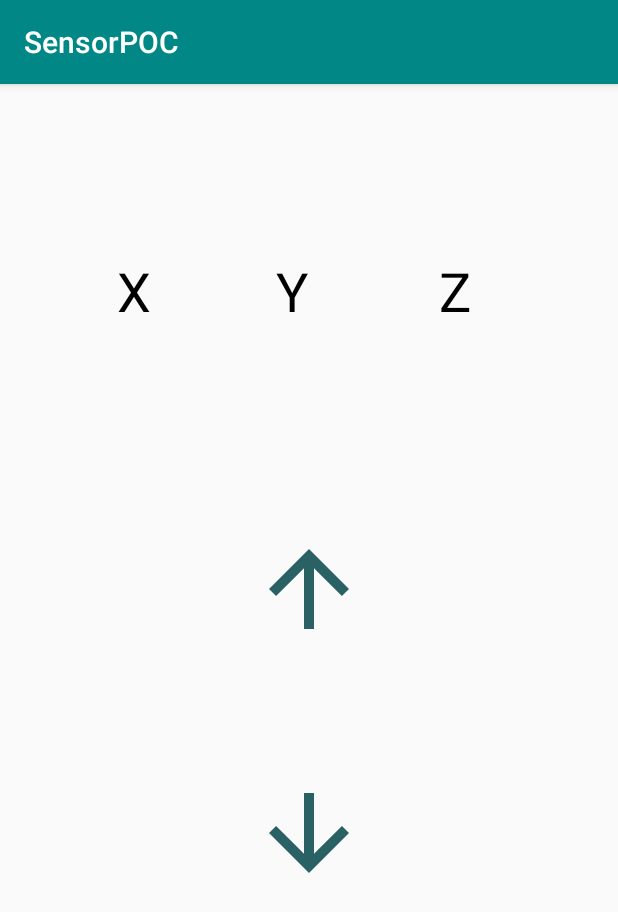
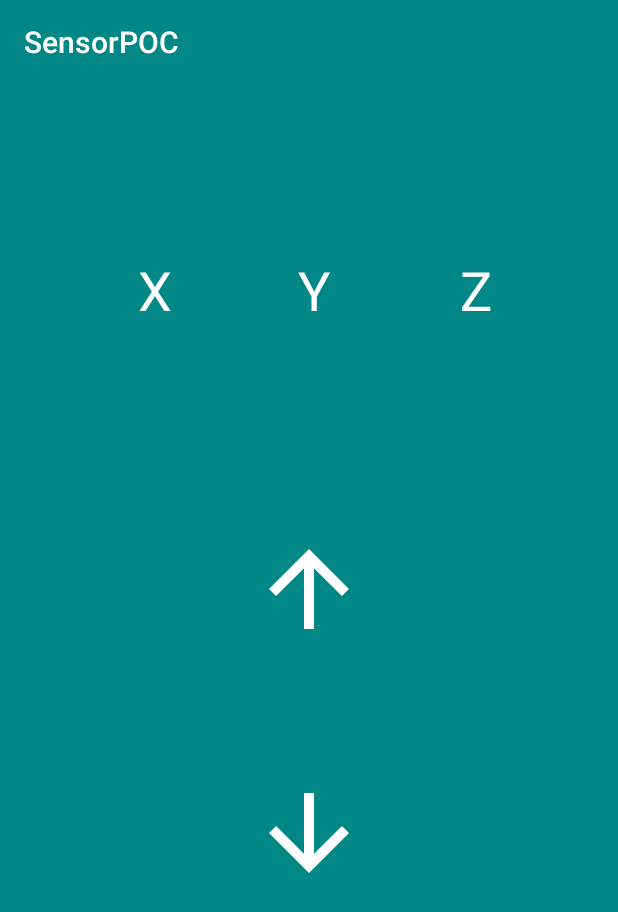
Before and after one commit to adiwalv/SensorPOC, an Android app: the screen it shows after launch (MainActivity), on a phone screen of 412 x 824 dp. Shown: the top 912 px of the screen. Run offline under Robolectric (Android 15) with nearby library versions, the phone set to English and light mode, and no system bars.

Commit message:
added styling

```diff
--- a/app/src/main/java/io/qio/sensorpoc/MainActivity.java
+++ b/app/src/main/java/io/qio/sensorpoc/MainActivity.java
@@ -23,6 +23,7 @@ public class MainActivity extends AppCompatActivity implements SensorEventListen
     protected void onCreate(Bundle savedInstanceState) {
         super.onCreate(savedInstanceState);
         setContentView(R.layout.activity_main);
+        getSupportActionBar().setElevation(0);
         SensorManager sensorManager = (SensorManager) getSystemService(Context.SENSOR_SERVICE);
 
         if (sensorManager.getSensorList(Sensor.TYPE_ACCELEROMETER) != null){
--- a/app/src/main/res/drawable-v24/ic_arrow_back.xml
+++ b/app/src/main/res/drawable-v24/ic_arrow_back.xml
@@ -1,4 +1,4 @@
-<vector android:height="24dp" android:tint="#296165"
+<vector android:height="24dp" android:tint="#ffffff"
     android:viewportHeight="24" android:viewportWidth="24"
     android:width="24dp" xmlns:android="http://schemas.android.com/apk/res/android">
     <path android:fillColor="@android:color/white" android:pathData="M20,11H7.83l5.59,-5.59L12,4l-8,8 8,8 1.41,-1.41L7.83,13H20v-2z"/>
--- a/app/src/main/res/drawable-v24/ic_arrow_down.xml
+++ b/app/src/main/res/drawable-v24/ic_arrow_down.xml
@@ -1,4 +1,4 @@
-<vector android:height="24dp" android:tint="#296165"
+<vector android:height="24dp" android:tint="#ffffff"
     android:viewportHeight="24" android:viewportWidth="24"
     android:width="24dp" xmlns:android="http://schemas.android.com/apk/res/android">
     <path android:fillColor="@android:color/white" android:pathData="M20,12l-1.41,-1.41L13,16.17V4h-2v12.17l-5.58,-5.59L4,12l8,8 8,-8z"/>
--- a/app/src/main/res/drawable-v24/ic_arrow_forward.xml
+++ b/app/src/main/res/drawable-v24/ic_arrow_forward.xml
@@ -1,4 +1,4 @@
-<vector android:height="24dp" android:tint="#296165"
+<vector android:height="24dp" android:tint="#ffffff"
     android:viewportHeight="24" android:viewportWidth="24"
     android:width="24dp" xmlns:android="http://schemas.android.com/apk/res/android">
     <path android:fillColor="@android:color/white" android:pathData="M12,4l-1.41,1.41L16.17,11H4v2h12.17l-5.58,5.59L12,20l8,-8z"/>
--- a/app/src/main/res/drawable-v24/ic_arrow_up.xml
+++ b/app/src/main/res/drawable-v24/ic_arrow_up.xml
@@ -1,4 +1,4 @@
-<vector android:height="24dp" android:tint="#296165"
+<vector android:height="24dp" android:tint="#ffffff"
     android:viewportHeight="24" android:viewportWidth="24"
     android:width="24dp" xmlns:android="http://schemas.android.com/apk/res/android">
     <path android:fillColor="@android:color/white" android:pathData="M4,12l1.41,1.41L11,7.83V20h2V7.83l5.58,5.59L20,12l-8,-8 -8,8z"/>
--- a/app/src/main/res/layout/activity_main.xml
+++ b/app/src/main/res/layout/activity_main.xml
@@ -4,7 +4,8 @@
     xmlns:tools="http://schemas.android.com/tools"
     android:layout_width="match_parent"
     android:layout_height="match_parent"
-    tools:context=".MainActivity">
+    android:background="#FF018786"
+    tools:context=".MainActivity" app:elevation="0dp">>
 
 
     <ImageView
@@ -21,28 +22,29 @@
         tools:ignore="MissingConstraints" />
 
     <TextView
-        android:id="@+id/x2"
+        android:id="@+id/x3"
         android:layout_width="80dp"
         android:layout_height="80dp"
-        android:text="Y"
-        android:textColor="#000000"
+        android:text="Z"
+        android:textColor="#ffffff"
         android:textSize="36sp"
         app:layout_constraintBottom_toBottomOf="parent"
         app:layout_constraintEnd_toEndOf="parent"
-        app:layout_constraintHorizontal_bias="0.555"
+        app:layout_constraintHorizontal_bias="0.924"
         app:layout_constraintStart_toStartOf="parent"
         app:layout_constraintTop_toTopOf="parent"
-        app:layout_constraintVertical_bias="0.165"
-        tools:text="Y" />
+        app:layout_constraintVertical_bias="0.164"
+        tools:text="Z" />
 
     <TextView
         android:id="@+id/zValue"
         android:layout_width="80dp"
         android:layout_height="80dp"
-        android:textSize="24sp"
+        android:textColor="#ffffff"
+        android:textSize="30sp"
         app:layout_constraintBottom_toBottomOf="parent"
         app:layout_constraintEnd_toEndOf="parent"
-        app:layout_constraintHorizontal_bias="0.821"
+        app:layout_constraintHorizontal_bias="0.864"
         app:layout_constraintStart_toStartOf="parent"
         app:layout_constraintTop_toTopOf="parent"
         app:layout_constraintVertical_bias="0.248" />
@@ -52,24 +54,25 @@
         android:layout_width="80dp"
         android:layout_height="80dp"
         android:text="X"
-        android:textColor="#000000"
+        android:textColor="#ffffff"
         android:textSize="36sp"
         app:layout_constraintBottom_toBottomOf="parent"
         app:layout_constraintEnd_toEndOf="parent"
-        app:layout_constraintHorizontal_bias="0.235"
+        app:layout_constraintHorizontal_bias="0.277"
         app:layout_constraintStart_toStartOf="parent"
         app:layout_constraintTop_toTopOf="parent"
-        app:layout_constraintVertical_bias="0.165"
+        app:layout_constraintVertical_bias="0.164"
         tools:text="X" />
 
     <TextView
         android:id="@+id/yValue"
         android:layout_width="80dp"
         android:layout_height="80dp"
-        android:textSize="24sp"
+        android:textColor="#ffffff"
+        android:textSize="30sp"
         app:layout_constraintBottom_toBottomOf="parent"
         app:layout_constraintEnd_toEndOf="parent"
-        app:layout_constraintHorizontal_bias="0.477"
+        app:layout_constraintHorizontal_bias="0.561"
         app:layout_constraintStart_toStartOf="parent"
         app:layout_constraintTop_toTopOf="parent"
         app:layout_constraintVertical_bias="0.248" />
@@ -78,28 +81,29 @@
         android:id="@+id/xValue"
         android:layout_width="80dp"
         android:layout_height="80dp"
-        android:textSize="24sp"
+        android:textColor="#ffffff"
+        android:textSize="30sp"
         app:layout_constraintBottom_toBottomOf="parent"
         app:layout_constraintEnd_toEndOf="parent"
-        app:layout_constraintHorizontal_bias="0.145"
+        app:layout_constraintHorizontal_bias="0.238"
         app:layout_constraintStart_toStartOf="parent"
         app:layout_constraintTop_toTopOf="parent"
         app:layout_constraintVertical_bias="0.248" />
 
     <TextView
-        android:id="@+id/x3"
+        android:id="@+id/x2"
         android:layout_width="80dp"
         android:layout_height="80dp"
-        android:text="Z"
-        android:textColor="#000000"
+        android:text="Y"
+        android:textColor="#ffffff"
         android:textSize="36sp"
         app:layout_constraintBottom_toBottomOf="parent"
         app:layout_constraintEnd_toEndOf="parent"
-        app:layout_constraintHorizontal_bias="0.882"
+        app:layout_constraintHorizontal_bias="0.598"
         app:layout_constraintStart_toStartOf="parent"
         app:layout_constraintTop_toTopOf="parent"
-        app:layout_constraintVertical_bias="0.165"
-        tools:text="Z" />
+        app:layout_constraintVertical_bias="0.164"
+        tools:text="Y" />
 
     <ImageView
         android:id="@+id/imageY"
```
